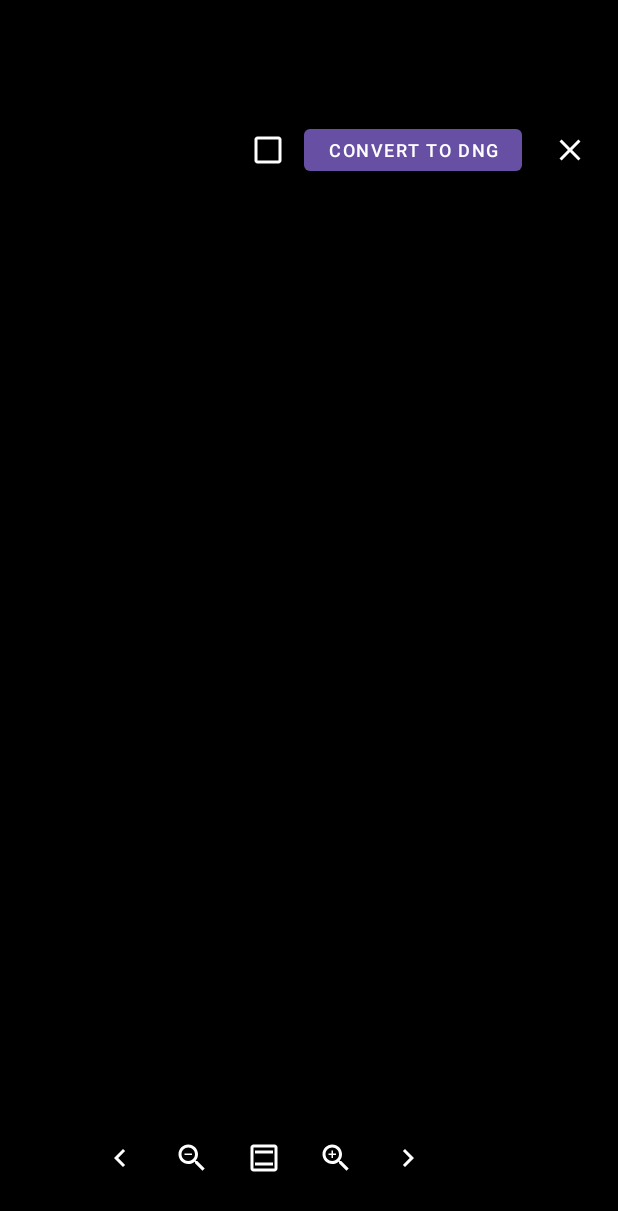
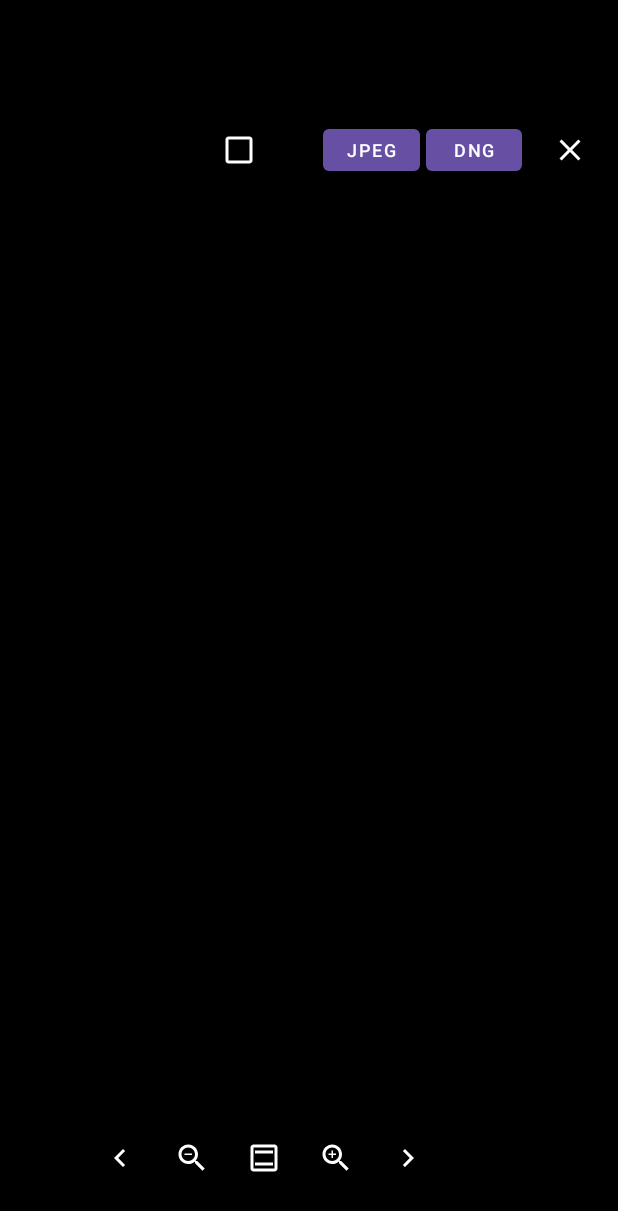
Before and after one commit to xerootg/RawImageSnapseedBridge, an Android app: the layout dialog_image_preview.xml on its own in the app's theme, with its tools: preview values and no code run, on a phone screen of 412 x 824 dp. Shown: the top 1211 px of the screen. Run offline under Robolectric (Android 15) with nearby library versions, the light colour scheme and no system bars.

Commit message:
Correct the preview dialog to support jpeg and dng conversion without going back to the picker

```diff
--- a/app/src/main/java/com/raw2dng/RawFilePickerFragment.kt
+++ b/app/src/main/java/com/raw2dng/RawFilePickerFragment.kt
@@ -374,13 +374,13 @@ class RawFilePickerFragment : Fragment() {
             }
         })
 
-        // Handle convert request from preview dialog - default to DNG
+        // Handle convert request from preview dialog with format selection
         previewDialog.setOnConvertRequestedListener(object : ImagePreviewDialog.OnConvertRequestedListener {
-            override fun onConvertRequested() {
+            override fun onConvertRequested(format: OutputFormat) {
                 val selected = adapter.getSelectedItems()
                 if (selected.isNotEmpty()) {
                     previewDialog.dismiss()
-                    startConversion(selected, OutputFormat.DNG)
+                    startConversion(selected, format)
                 }
             }
         })
--- a/app/src/main/res/layout/dialog_image_preview.xml
+++ b/app/src/main/res/layout/dialog_image_preview.xml
@@ -58,13 +58,34 @@
             android:contentDescription="@string/select_image"
             app:tint="@android:color/white" />
 
+        <TextView
+            android:id="@+id/selectionCountText"
+            android:layout_width="wrap_content"
+            android:layout_height="48dp"
+            android:gravity="center_vertical"
+            android:textColor="@android:color/white"
+            android:textSize="14sp"
+            android:minWidth="24dp"
+            android:layout_marginEnd="8dp" />
+
         <Button
-            android:id="@+id/btnConvertPreview"
+            android:id="@+id/btnConvertJpeg"
+            android:layout_width="wrap_content"
+            android:layout_height="40dp"
+            android:layout_marginEnd="4dp"
+            android:text="JPEG"
+            android:textSize="12sp"
+            android:minWidth="64dp"
+            style="@style/Widget.MaterialComponents.Button" />
+
+        <Button
+            android:id="@+id/btnConvertDng"
             android:layout_width="wrap_content"
             android:layout_height="40dp"
             android:layout_marginEnd="8dp"
-            android:text="@string/convert"
+            android:text="DNG"
             android:textSize="12sp"
+            android:minWidth="64dp"
             style="@style/Widget.MaterialComponents.Button" />
 
         <ImageButton
```
Also changed, not shown: app/src/main/java/com/raw2dng/ImagePreviewDialog.kt (+23 -14 lines), 1 other file.
